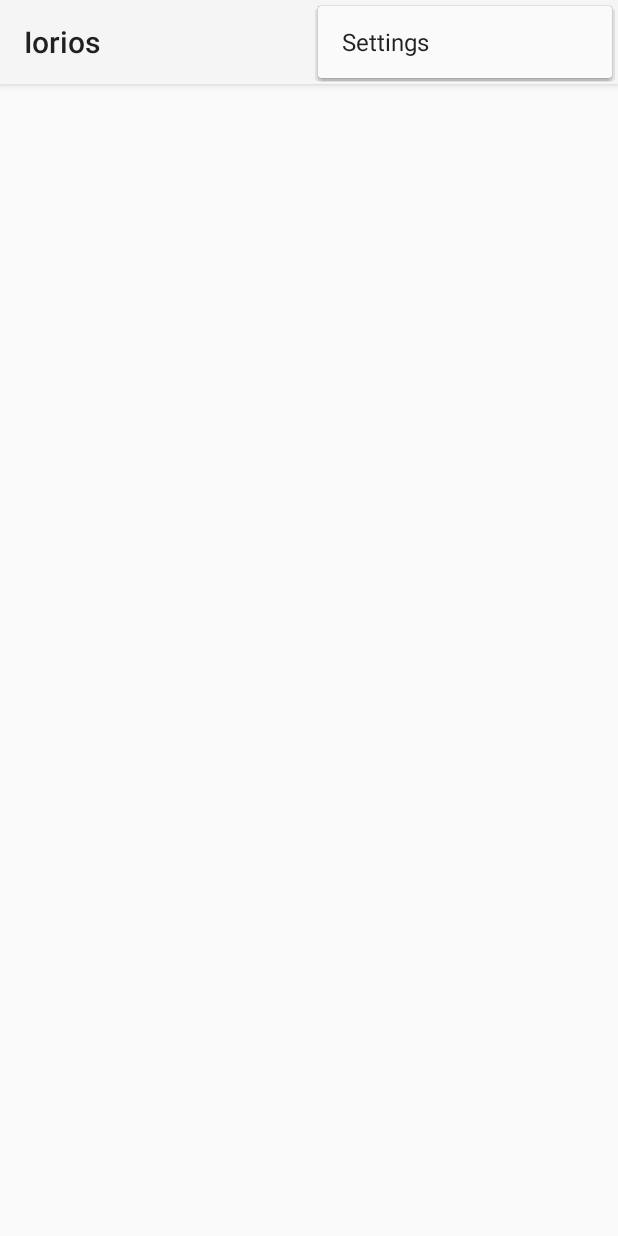
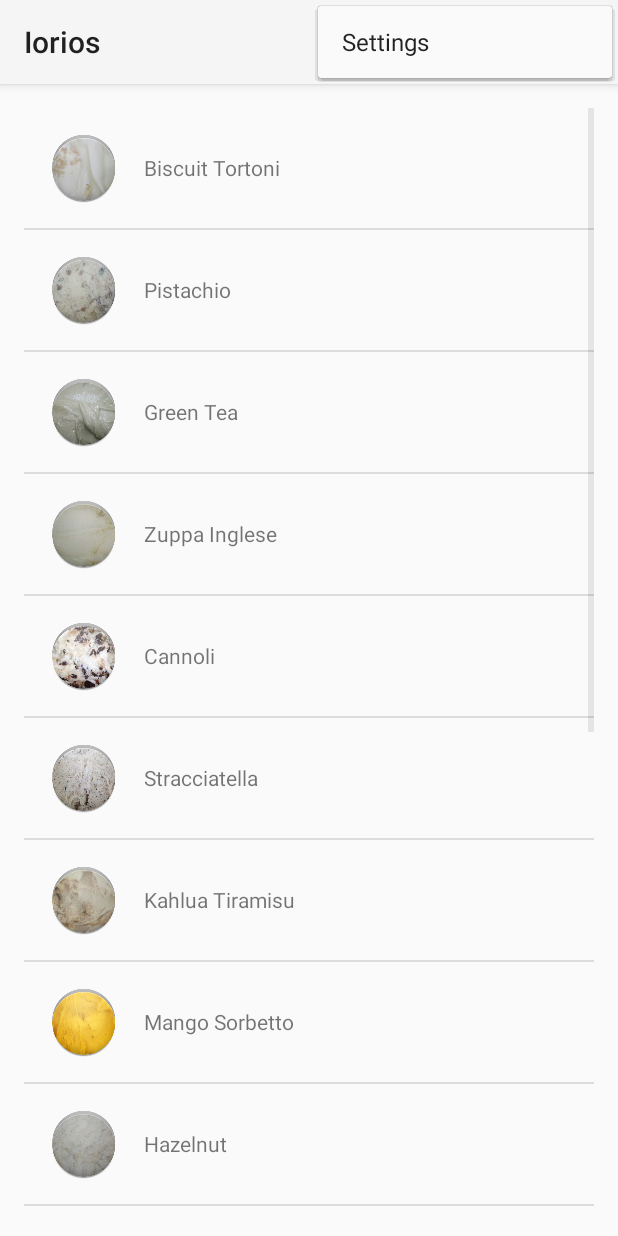
Before and after one commit to cnsn94/iorios, an Android app: the screen it shows after launch (MainActivity), with the options menu open, on a phone screen of 412 x 824 dp. Run offline under Robolectric (Android 15) with nearby library versions, the phone set to English and light mode, and no system bars.

Commit message:
Completed Merge

```diff
--- a/Iorios/app/src/main/java/com/ioriosgelato/iorios/GelatoFragment.java
+++ b/Iorios/app/src/main/java/com/ioriosgelato/iorios/GelatoFragment.java
@@ -9,6 +9,15 @@ import android.view.ViewGroup;
 import android.widget.AdapterView;
 import android.widget.ArrayAdapter;
 import android.widget.ListView;
+import android.widget.TextView;
+import android.widget.Toast;
+
+import java.io.BufferedReader;
+import java.io.IOException;
+import java.io.InputStream;
+import java.io.InputStreamReader;
+import java.net.HttpURLConnection;
+import java.net.URL;
 import java.util.ArrayList;
 import java.util.Arrays;
 import java.util.List;
@@ -18,15 +27,18 @@ import java.util.List;
 
 
 public class GelatoFragment extends Fragment {
-    public GelatoFragment() {
+    private final MainActivity a;
+
+    public GelatoFragment(MainActivity in) {
+        this.a = in;
     }
 
     @Override
-    public View onCreateView(final LayoutInflater inflater, final ViewGroup container,
-                             Bundle savedInstanceState) {
+    public View onCreateView (final LayoutInflater inflater, final ViewGroup container, Bundle savedInstanceState) {
         View rootView = inflater.inflate(R.layout.fragment_main, container, false);
 
-        String [] listy =
+        ListView list;
+        String [] web =
                 {
                         "Biscuit Tortoni",
                         "Pistachio",
@@ -46,17 +58,29 @@ public class GelatoFragment extends Fragment {
                         "Bacio"
                 };
 
-        List<String> gelatoList = new ArrayList<String>(Arrays.asList(listy));
+        Integer [] imageId = {
+                R.drawable.gel_biscuit_tortoni,
+                R.drawable.gel_pistachio,
+                R.drawable.gel_green_tea,
+                R.drawable.gel_zuppa_inglese,
+                R.drawable.gel_cannoli,
+                R.drawable.gel_stracciatella,
+                R.drawable.gel_kahlua_tiramisu,
+                R.drawable.gel_mango_sorbetto,
+                R.drawable.gel_hazelnut,
+                R.drawable.gel_venezuelan_dark_chocolate,
+                R.drawable.gel_belgian_chocolate,
+                R.drawable.gel_german_chocolate_cake,
+                R.drawable.gel_profiterole,
+                R.drawable.gel_spumoni,
+                R.drawable.gel_mexican_vanilla,
+                R.drawable.gel_bacio
+        };
+        ListAdapter adapter = new ListAdapter(this.a, web, imageId);
+        list = (ListView) rootView.findViewById(R.id.listview_gelato);
+        list.setAdapter(adapter);
 
-        ArrayAdapter<String> adaptedData =
-                new ArrayAdapter<String>(getActivity(),
-                        R.layout.list_item_gelato,
-                        R.id.list_item_gelato_textview, gelatoList);
-
-        ListView listview = (ListView) rootView.findViewById(R.id.listview_gelato);
-        listview.setAdapter(adaptedData);
-
-        listview.setOnItemClickListener(new AdapterView.OnItemClickListener() {
+        list.setOnItemClickListener(new AdapterView.OnItemClickListener() {
             @Override
             public void onItemClick(AdapterView<?> adapterView, View v, int row, long index) {
                 //Intent intent = new Intent();
```
Also changed, not shown: 1 other file.
